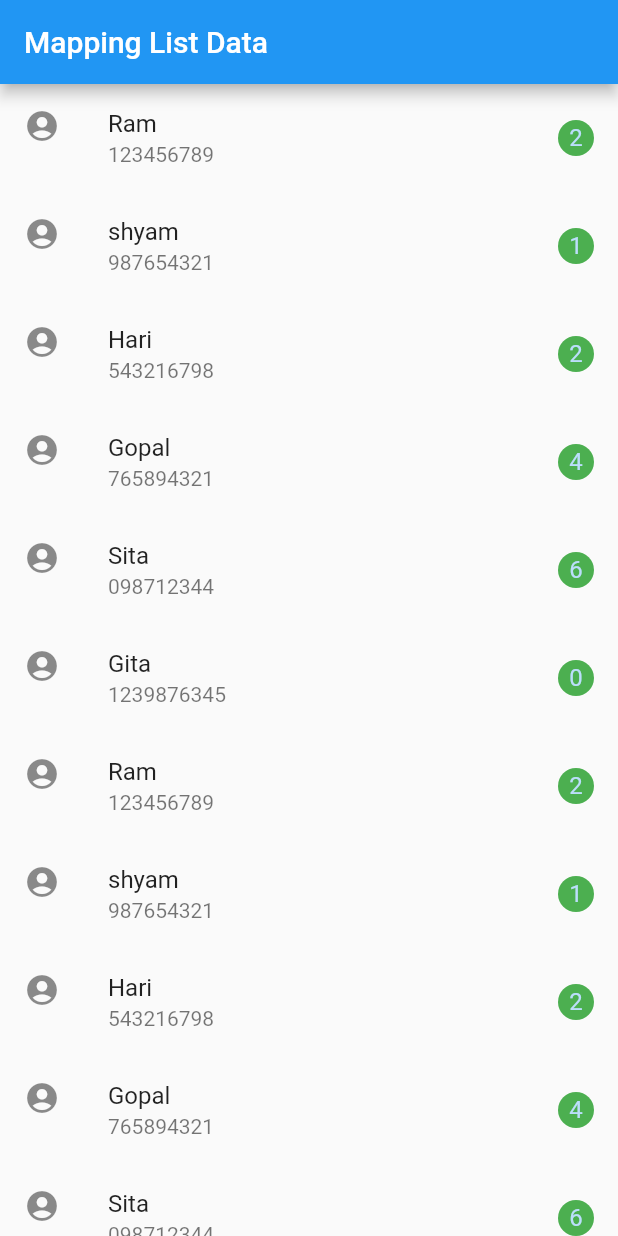
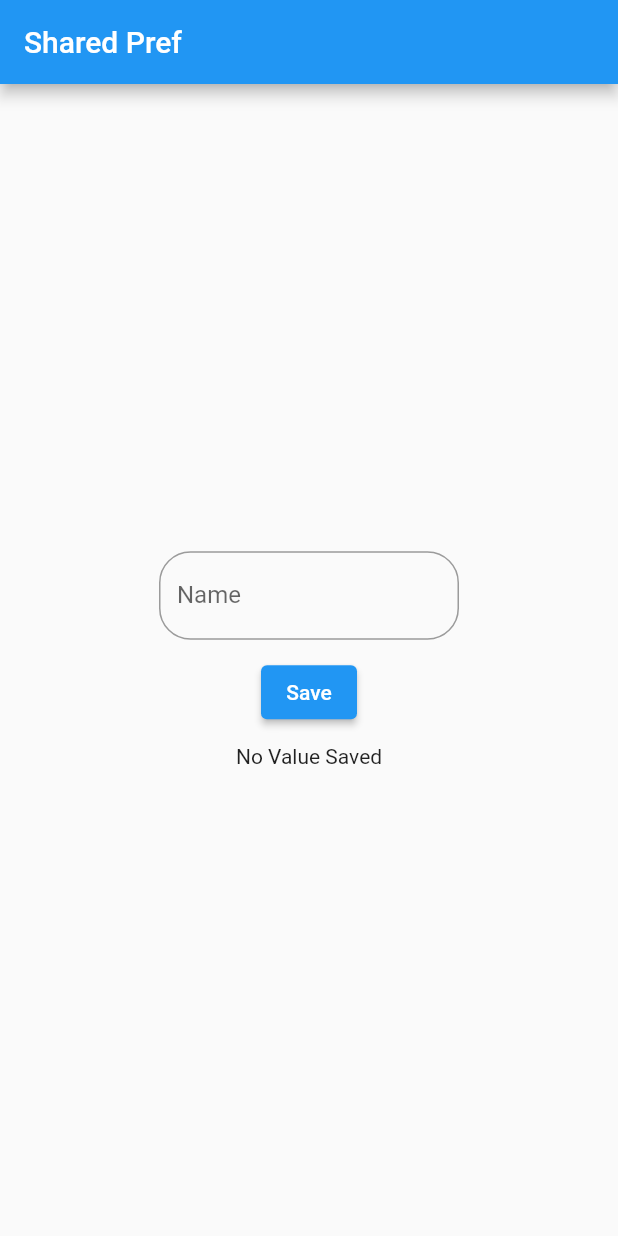
Before and after one commit to sthnischal/Flutter-Basics, a Flutter app: the screen it shows after launch, on a phone screen of 412 x 824 dp. Run offline on Flutter 3.47's test engine with Material 2 defaults, Android fonts, the phone set to English and light mode, and no system bars; our stand-ins replace shared_preferences.

Commit message:
Shared Preference for data store and retrive (not working code)

```diff
--- a/flutterbasics/lib/main.dart
+++ b/flutterbasics/lib/main.dart
@@ -2,6 +2,7 @@ import 'dart:async';
 
 import 'package:flutter/material.dart';
 import 'package:flutterbasics/detail_page.dart';
+import 'package:shared_preferences/shared_preferences.dart';
 
 void main() {
   runApp(const MyApp());
@@ -24,58 +25,74 @@ class MyApp extends StatelessWidget {
   }
 }
 
-class MyHomePage extends StatelessWidget {
-  var arrData = [
-    //'Ram', 'Shyam', 'Hari', 'Gopal', 'Sita',
-    {'name': 'Ram', 'mobno': '123456789', 'unread': '2'},
-    {'name': 'shyam', 'mobno': '987654321', 'unread': '1'},
-    {'name': 'Hari', 'mobno': '543216798', 'unread': '2'},
-    {'name': 'Gopal', 'mobno': '765894321', 'unread': '4'},
-    {'name': 'Sita', 'mobno': '098712344', 'unread': '6'},
-    {'name': 'Gita', 'mobno': '1239876345', 'unread': '0'},
-    {'name': 'Ram', 'mobno': '123456789', 'unread': '2'},
-    {'name': 'shyam', 'mobno': '987654321', 'unread': '1'},
-    {'name': 'Hari', 'mobno': '543216798', 'unread': '2'},
-    {'name': 'Gopal', 'mobno': '765894321', 'unread': '4'},
-    {'name': 'Sita', 'mobno': '098712344', 'unread': '6'},
-    {'name': 'Gita', 'mobno': '1239876345', 'unread': '0'},
-  ];
+class MyHomePage extends StatefulWidget {
+  @override
+  State<MyHomePage> createState() => _MyHomePageState();
+}
+
+class _MyHomePageState extends State<MyHomePage> {
+  var nameController = TextEditingController();
+  static const String KEYNAME = 'name';
+  var nameValue = 'No Value Saved';
+
+  @override
+  void initState() {
+    // TODO: implement initState
+    super.initState();
+    getValue();
+  }
+
   @override
   Widget build(BuildContext context) {
     return Scaffold(
         appBar: AppBar(
-          title: Text('Mapping List Data'),
+          title: Text('Shared Pref'),
         ),
         body: Container(
-          child: ListView(
-              children: arrData.map((value) {
-            return ListTile(
-              leading: Icon(Icons.account_circle),
-              title: Text(value['name'].toString()),
-              subtitle: Text(value['mobno'].toString()),
-              trailing: CircleAvatar(
-                  radius: 12,
-                  backgroundColor: Colors.green,
-                  child: Text(value['unread'].toString())),
-            );
+          child: Center(
+            child: SizedBox(
+              width: 200,
+              child: Column(
+                  mainAxisAlignment: MainAxisAlignment.center,
+                  children: [
+                    TextField(
+                      controller: nameController,
+                      decoration: InputDecoration(
+                          label: Text('Name'),
+                          border: OutlineInputBorder(
+                            borderRadius: BorderRadius.circular(21),
+                          )),
+                    ),
+                    SizedBox(
+                      height: 11,
+                    ),
+                    ElevatedButton(
+                        onPressed: () async {
+                          var name = nameController.text.toString();
+                          var prefs = await SharedPreferences.getInstance();
 
-            // return Padding(
-            //   padding: const EdgeInsets.all(8.0),
-            //   child: Padding(
-            //     padding: const EdgeInsets.all(8.0),
-            //     child: Container(
-            //       decoration: BoxDecoration(
-            //         borderRadius: BorderRadius.circular(21),
-            //         color: Colors.blue.shade100,
-            //       ),
-            //       child: Padding(
-            //         padding: const EdgeInsets.all(8.0),
-            //         child: Center(child: Text(value)),
-            //       ),
-            //     ),
-            //   ),
-            // );
-          }).toList()),
+                          //prefs.setString('name', name);
+                          prefs.setString(KEYNAME, name);
+                          // if direct calling of controller
+                          //prefs.setString('name', nameController.toString());
+                        },
+                        child: Text('Save')),
+                    SizedBox(
+                      height: 11,
+                    ),
+                    Text(nameValue),
+                  ]),
+            ),
+          ),
         ));
   }
+
+  void getValue() async {
+    var prefs = await SharedPreferences.getInstance();
+    var getName = prefs.getString('KEYNAME');
+    //nameValue = getName!;
+    //nameValue = getName !=null ? getName:'No Value Saved' ;
+    nameValue = getName ?? 'No Value Saved';
+    setState(() {});
+  }
 }
--- a/flutterbasics/pubspec.yaml
+++ b/flutterbasics/pubspec.yaml
@@ -36,6 +36,7 @@ dependencies:
   # Use with the CupertinoIcons class for iOS style icons.
   cupertino_icons: ^1.0.2
   font_awesome_flutter: ^10.5.0
+  shared_preferences: ^2.2.0
 
 
 dev_dependencies:
```
Also changed, not shown: flutterbasics/pubspec.lock, 1 other file.
